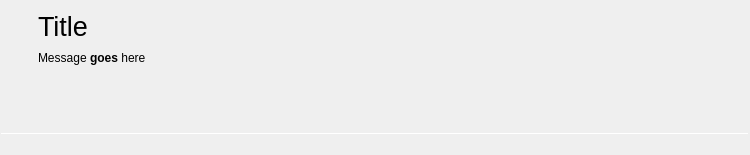
Old version of the form messagedialog.ui in the repository vicr123/ts-qtplatform.
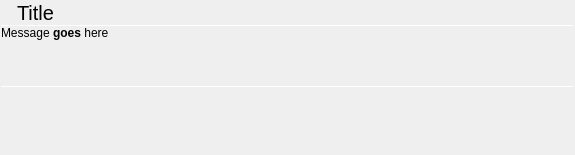
New version of the form.

```diff
--- a/messagedialog.ui
+++ b/messagedialog.ui
@@ -6,7 +6,7 @@
    <rect>
     <x>0</x>
     <y>0</y>
-    <width>750</width>
+    <width>575</width>
     <height>155</height>
    </rect>
   </property>
@@ -23,6 +23,9 @@
    <property name="leftMargin">
     <number>1</number>
    </property>
+   <property name="topMargin">
+    <number>1</number>
+   </property>
    <property name="rightMargin">
     <number>1</number>
    </property>
@@ -30,48 +33,38 @@
     <number>1</number>
    </property>
    <item>
-    <layout class="QHBoxLayout" name="horizontalLayout_2">
-     <property name="spacing">
-      <number>9</number>
-     </property>
-     <property name="leftMargin">
-      <number>8</number>
-     </property>
-     <property name="rightMargin">
-      <number>8</number>
-     </property>
-     <item>
-      <layout class="QVBoxLayout" name="verticalLayout">
-       <property name="bottomMargin">
-        <number>9</number>
-       </property>
-       <item>
-        <widget class="QLabel" name="iconLabel">
-         <property name="text">
-          <string/>
-         </property>
-        </widget>
-       </item>
-       <item>
-        <spacer name="verticalSpacer">
-         <property name="orientation">
-          <enum>Qt::Vertical</enum>
-         </property>
-         <property name="sizeHint" stdset="0">
-          <size>
-           <width>20</width>
-           <height>40</height>
-          </size>
-         </property>
-        </spacer>
-       </item>
-      </layout>
-     </item>
-     <item>
+    <widget class="QWidget" name="titleAreaWidget" native="true">
       <layout class="QVBoxLayout" name="verticalLayout_3">
+      <property name="spacing">
+       <number>0</number>
+      </property>
+      <property name="leftMargin">
+       <number>0</number>
+      </property>
+      <property name="topMargin">
+       <number>0</number>
+      </property>
+      <property name="rightMargin">
+       <number>0</number>
+      </property>
        <property name="bottomMargin">
-        <number>6</number>
-       </property>
+       <number>0</number>
+      </property>
+      <item>
+       <layout class="QHBoxLayout" name="horizontalLayout_3">
+        <property name="spacing">
+         <number>0</number>
+        </property>
+        <property name="leftMargin">
+         <number>9</number>
+        </property>
+        <item>
+         <widget class="QLabel" name="iconLabel">
+          <property name="text">
+           <string/>
+          </property>
+         </widget>
+        </item>
        <item>
         <widget class="QLabel" name="titleLabel">
          <property name="sizePolicy">
@@ -82,12 +75,33 @@
          </property>
          <property name="font">
           <font>
-           <pointsize>20</pointsize>
+            <pointsize>15</pointsize>
           </font>
          </property>
          <property name="text">
           <string notr="true">Title</string>
          </property>
+          <property name="margin">
+           <number>9</number>
+          </property>
+         </widget>
+        </item>
+       </layout>
+      </item>
+      <item>
+       <widget class="Line" name="line">
+        <property name="maximumSize">
+         <size>
+          <width>16777215</width>
+          <height>1</height>
+         </size>
+        </property>
+        <property name="orientation">
+         <enum>Qt::Horizontal</enum>
+        </property>
+       </widget>
+      </item>
+     </layout>
         </widget>
        </item>
        <item>
@@ -98,6 +112,12 @@
            <verstretch>0</verstretch>
           </sizepolicy>
          </property>
+     <property name="frameShadow">
+      <enum>QFrame::Sunken</enum>
+     </property>
+     <property name="lineWidth">
+      <number>0</number>
+     </property>
          <property name="text">
           <string notr="true">&lt;html&gt;&lt;head/&gt;&lt;body&gt;&lt;p&gt;Message &lt;span style=&quot; font-weight:600;&quot;&gt;goes&lt;/span&gt; here&lt;/p&gt;&lt;/body&gt;&lt;/html&gt;</string>
          </property>
@@ -107,14 +127,49 @@
          <property name="wordWrap">
           <bool>true</bool>
          </property>
-        </widget>
-       </item>
-      </layout>
-     </item>
-    </layout>
-   </item>
+     <property name="margin">
+      <number>9</number>
+     </property>
+    </widget>
+   </item>
    <item>
-    <widget class="Line" name="line">
+    <widget class="QScrollArea" name="detailedTextScrollArea">
+     <property name="frameShape">
+      <enum>QFrame::NoFrame</enum>
+     </property>
+     <property name="widgetResizable">
+      <bool>true</bool>
+     </property>
+     <widget class="QWidget" name="scrollAreaWidgetContents">
+      <property name="geometry">
+       <rect>
+        <x>0</x>
+        <y>0</y>
+        <width>573</width>
+        <height>68</height>
+       </rect>
+      </property>
+      <property name="autoFillBackground">
+       <bool>false</bool>
+      </property>
+      <layout class="QVBoxLayout" name="verticalLayout">
+       <property name="spacing">
+        <number>0</number>
+       </property>
+       <property name="leftMargin">
+        <number>0</number>
+       </property>
+       <property name="topMargin">
+        <number>0</number>
+       </property>
+       <property name="rightMargin">
+        <number>0</number>
+       </property>
+       <property name="bottomMargin">
+        <number>0</number>
+       </property>
+       <item>
+        <widget class="Line" name="line_2">
      <property name="maximumSize">
       <size>
        <width>16777215</width>
@@ -124,6 +179,23 @@
      <property name="orientation">
       <enum>Qt::Horizontal</enum>
      </property>
+        </widget>
+       </item>
+       <item>
+        <widget class="QLabel" name="detailedTextLabel">
+         <property name="text">
+          <string/>
+         </property>
+         <property name="wordWrap">
+          <bool>true</bool>
+         </property>
+         <property name="margin">
+          <number>9</number>
+         </property>
+        </widget>
+       </item>
+      </layout>
+     </widget>
     </widget>
    </item>
    <item>
@@ -147,19 +219,6 @@
       <property name="bottomMargin">
        <number>0</number>
       </property>
-      <item>
-       <spacer name="horizontalSpacer">
-        <property name="orientation">
-         <enum>Qt::Horizontal</enum>
-        </property>
-        <property name="sizeHint" stdset="0">
-         <size>
-          <width>40</width>
-          <height>20</height>
-         </size>
-        </property>
-       </spacer>
-      </item>
      </layout>
     </widget>
    </item>
```
Lines whose indentation alone changed are shown as unchanged.
